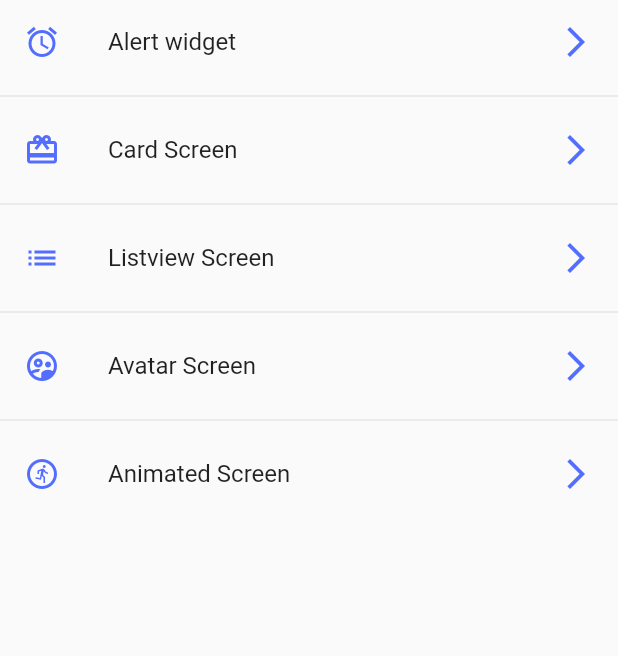
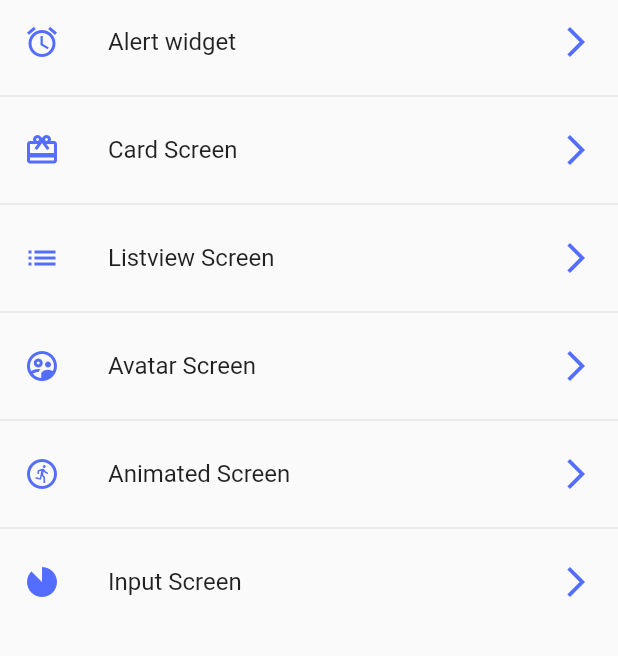
Before and after one commit to leodrumers/flutterWidgets, a Flutter app: the screen it shows after launch, on a phone screen of 412 x 824 dp, the part 84-740 px from its top. Run offline on Flutter 3.47's test engine with Material 2 defaults, Android fonts, the phone set to English and light mode, and no system bars.

```diff
--- a/lib/router/app_routes.dart
+++ b/lib/router/app_routes.dart
@@ -1,3 +1,4 @@
+import 'package:components/screens/input_screen.dart';
 import 'package:flutter/material.dart';
 
 import '../screens/index.dart';
@@ -32,6 +33,11 @@ class AppRoutes {
         name: 'Animated Screen',
         screen: const AnimatedScreen(),
         icon: Icons.run_circle_outlined),
+    MenuOption(
+        route: 'inputs',
+        name: 'Input Screen',
+        screen: const InputScreen(),
+        icon: Icons.incomplete_circle),
   ];
 
   static Map<String, Widget Function(BuildContext)> getAppRoutes() {
```
Also changed, not shown: lib/screens/input_screen.dart (added, +17 -0 lines).
